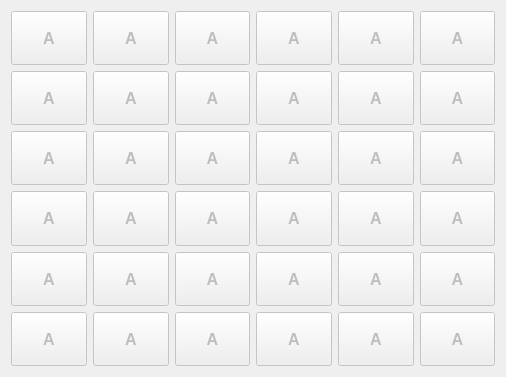
Qt form src/gui/magictable.ui (sigidagi/chimpanse) before a commit.
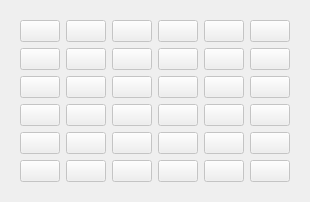
The same form after that commit.

```diff
--- a/src/gui/magictable.ui
+++ b/src/gui/magictable.ui
@@ -2,13 +2,8 @@
 <ui version="4.0">
  <class>MagicTable</class>
  <widget class="QDialog" name="MagicTable">
-  <property name="geometry">
-   <rect>
-    <x>0</x>
-    <y>0</y>
-    <width>506</width>
-    <height>377</height>
-   </rect>
+  <property name="enabled">
+   <bool>false</bool>
   </property>
   <property name="minimumSize">
    <size>
@@ -16,987 +11,493 @@
     <height>200</height>
    </size>
   </property>
+  <property name="maximumSize">
+   <size>
+    <width>800</width>
+    <height>800</height>
+   </size>
+  </property>
   <property name="windowTitle">
    <string>Dialog</string>
   </property>
-  <layout class="QHBoxLayout" name="horizontalLayout">
-   <item>
-    <layout class="QVBoxLayout" name="vertLayout01">
-     <property name="margin">
-      <number>0</number>
-     </property>
-     <item>
-      <widget class="QPushButton" name="field01">
-       <property name="enabled">
-        <bool>false</bool>
-       </property>
-       <property name="sizePolicy">
-        <sizepolicy hsizetype="Minimum" vsizetype="Preferred">
-         <horstretch>0</horstretch>
-         <verstretch>0</verstretch>
-        </sizepolicy>
-       </property>
-       <property name="font">
-        <font>
-         <pointsize>12</pointsize>
-         <weight>75</weight>
-         <bold>true</bold>
-        </font>
-       </property>
-       <property name="text">
-        <string>A</string>
-       </property>
-       <property name="flat">
-        <bool>false</bool>
-       </property>
-      </widget>
-     </item>
-     <item>
-      <widget class="QPushButton" name="field02">
-       <property name="enabled">
-        <bool>false</bool>
-       </property>
-       <property name="sizePolicy">
-        <sizepolicy hsizetype="Minimum" vsizetype="Preferred">
-         <horstretch>0</horstretch>
-         <verstretch>0</verstretch>
-        </sizepolicy>
-       </property>
-       <property name="font">
-        <font>
-         <pointsize>12</pointsize>
-         <weight>75</weight>
-         <bold>true</bold>
-        </font>
-       </property>
-       <property name="text">
-        <string>A</string>
-       </property>
-       <property name="flat">
-        <bool>false</bool>
-       </property>
-      </widget>
-     </item>
-     <item>
-      <widget class="QPushButton" name="field03">
-       <property name="enabled">
-        <bool>false</bool>
-       </property>
-       <property name="sizePolicy">
-        <sizepolicy hsizetype="Minimum" vsizetype="Preferred">
-         <horstretch>0</horstretch>
-         <verstretch>0</verstretch>
-        </sizepolicy>
-       </property>
-       <property name="font">
-        <font>
-         <pointsize>12</pointsize>
-         <weight>75</weight>
-         <bold>true</bold>
-        </font>
-       </property>
-       <property name="text">
-        <string>A</string>
-       </property>
-       <property name="flat">
-        <bool>false</bool>
-       </property>
-      </widget>
-     </item>
-     <item>
-      <widget class="QPushButton" name="field04">
-       <property name="enabled">
-        <bool>false</bool>
-       </property>
-       <property name="sizePolicy">
-        <sizepolicy hsizetype="Minimum" vsizetype="Preferred">
-         <horstretch>0</horstretch>
-         <verstretch>0</verstretch>
-        </sizepolicy>
-       </property>
-       <property name="font">
-        <font>
-         <pointsize>12</pointsize>
-         <weight>75</weight>
-         <bold>true</bold>
-        </font>
-       </property>
-       <property name="text">
-        <string>A</string>
-       </property>
-       <property name="flat">
-        <bool>false</bool>
-       </property>
-      </widget>
-     </item>
-     <item>
-      <widget class="QPushButton" name="field05">
-       <property name="enabled">
-        <bool>false</bool>
-       </property>
-       <property name="sizePolicy">
-        <sizepolicy hsizetype="Minimum" vsizetype="Preferred">
-         <horstretch>0</horstretch>
-         <verstretch>0</verstretch>
-        </sizepolicy>
-       </property>
-       <property name="font">
-        <font>
-         <pointsize>12</pointsize>
-         <weight>75</weight>
-         <bold>true</bold>
-        </font>
-       </property>
-       <property name="text">
-        <string>A</string>
-       </property>
-       <property name="flat">
-        <bool>false</bool>
-       </property>
-      </widget>
-     </item>
-     <item>
-      <widget class="QPushButton" name="field06">
-       <property name="enabled">
-        <bool>false</bool>
-       </property>
-       <property name="sizePolicy">
-        <sizepolicy hsizetype="Minimum" vsizetype="Preferred">
-         <horstretch>0</horstretch>
-         <verstretch>0</verstretch>
-        </sizepolicy>
-       </property>
-       <property name="font">
-        <font>
-         <pointsize>12</pointsize>
-         <weight>75</weight>
-         <bold>true</bold>
-        </font>
-       </property>
-       <property name="text">
-        <string>A</string>
-       </property>
-       <property name="flat">
-        <bool>false</bool>
-       </property>
-      </widget>
-     </item>
-    </layout>
-   </item>
-   <item>
-    <layout class="QVBoxLayout" name="vertLayout02">
-     <item>
-      <widget class="QPushButton" name="field07">
-       <property name="enabled">
-        <bool>false</bool>
-       </property>
-       <property name="sizePolicy">
-        <sizepolicy hsizetype="Minimum" vsizetype="Preferred">
-         <horstretch>0</horstretch>
-         <verstretch>0</verstretch>
-        </sizepolicy>
-       </property>
-       <property name="font">
-        <font>
-         <pointsize>12</pointsize>
-         <weight>75</weight>
-         <bold>true</bold>
-        </font>
-       </property>
-       <property name="text">
-        <string>A</string>
-       </property>
-       <property name="flat">
-        <bool>false</bool>
-       </property>
-      </widget>
-     </item>
-     <item>
-      <widget class="QPushButton" name="field08">
-       <property name="enabled">
-        <bool>false</bool>
-       </property>
-       <property name="sizePolicy">
-        <sizepolicy hsizetype="Minimum" vsizetype="Preferred">
-         <horstretch>0</horstretch>
-         <verstretch>0</verstretch>
-        </sizepolicy>
-       </property>
-       <property name="font">
-        <font>
-         <pointsize>12</pointsize>
-         <weight>75</weight>
-         <bold>true</bold>
-        </font>
-       </property>
-       <property name="text">
-        <string>A</string>
-       </property>
-       <property name="flat">
-        <bool>false</bool>
-       </property>
-      </widget>
-     </item>
-     <item>
-      <widget class="QPushButton" name="field09">
-       <property name="enabled">
-        <bool>false</bool>
-       </property>
-       <property name="sizePolicy">
-        <sizepolicy hsizetype="Minimum" vsizetype="Preferred">
-         <horstretch>0</horstretch>
-         <verstretch>0</verstretch>
-        </sizepolicy>
-       </property>
-       <property name="font">
-        <font>
-         <pointsize>12</pointsize>
-         <weight>75</weight>
-         <bold>true</bold>
-        </font>
-       </property>
-       <property name="text">
-        <string>A</string>
-       </property>
-       <property name="flat">
-        <bool>false</bool>
-       </property>
-      </widget>
-     </item>
-     <item>
-      <widget class="QPushButton" name="field10">
-       <property name="enabled">
-        <bool>false</bool>
-       </property>
-       <property name="sizePolicy">
-        <sizepolicy hsizetype="Minimum" vsizetype="Preferred">
-         <horstretch>0</horstretch>
-         <verstretch>0</verstretch>
-        </sizepolicy>
-       </property>
-       <property name="font">
-        <font>
-         <pointsize>12</pointsize>
-         <weight>75</weight>
-         <bold>true</bold>
-        </font>
-       </property>
-       <property name="text">
-        <string>A</string>
-       </property>
-       <property name="flat">
-        <bool>false</bool>
-       </property>
-      </widget>
-     </item>
-     <item>
-      <widget class="QPushButton" name="field11">
-       <property name="enabled">
-        <bool>false</bool>
-       </property>
-       <property name="sizePolicy">
-        <sizepolicy hsizetype="Minimum" vsizetype="Preferred">
-         <horstretch>0</horstretch>
-         <verstretch>0</verstretch>
-        </sizepolicy>
-       </property>
-       <property name="font">
-        <font>
-         <pointsize>12</pointsize>
-         <weight>75</weight>
-         <bold>true</bold>
-        </font>
-       </property>
-       <property name="text">
-        <string>A</string>
-       </property>
-       <property name="flat">
-        <bool>false</bool>
-       </property>
-      </widget>
-     </item>
-     <item>
-      <widget class="QPushButton" name="field12">
-       <property name="enabled">
-        <bool>false</bool>
-       </property>
-       <property name="sizePolicy">
-        <sizepolicy hsizetype="Minimum" vsizetype="Preferred">
-         <horstretch>0</horstretch>
-         <verstretch>0</verstretch>
-        </sizepolicy>
-       </property>
-       <property name="font">
-        <font>
-         <pointsize>12</pointsize>
-         <weight>75</weight>
-         <bold>true</bold>
-        </font>
-       </property>
-       <property name="text">
-        <string>A</string>
-       </property>
-       <property name="flat">
-        <bool>false</bool>
-       </property>
-      </widget>
-     </item>
-    </layout>
-   </item>
-   <item>
-    <layout class="QVBoxLayout" name="vertLayout03">
-     <item>
-      <widget class="QPushButton" name="field13">
-       <property name="enabled">
-        <bool>false</bool>
-       </property>
-       <property name="sizePolicy">
-        <sizepolicy hsizetype="Minimum" vsizetype="Preferred">
-         <horstretch>0</horstretch>
-         <verstretch>0</verstretch>
-        </sizepolicy>
-       </property>
-       <property name="font">
-        <font>
-         <pointsize>12</pointsize>
-         <weight>75</weight>
-         <bold>true</bold>
-        </font>
-       </property>
-       <property name="text">
-        <string>A</string>
-       </property>
-       <property name="flat">
-        <bool>false</bool>
-       </property>
-      </widget>
-     </item>
-     <item>
-      <widget class="QPushButton" name="field14">
-       <property name="enabled">
-        <bool>false</bool>
-       </property>
-       <property name="sizePolicy">
-        <sizepolicy hsizetype="Minimum" vsizetype="Preferred">
-         <horstretch>0</horstretch>
-         <verstretch>0</verstretch>
-        </sizepolicy>
-       </property>
-       <property name="font">
-        <font>
-         <pointsize>12</pointsize>
-         <weight>75</weight>
-         <bold>true</bold>
-        </font>
-       </property>
-       <property name="text">
-        <string>A</string>
-       </property>
-       <property name="flat">
-        <bool>false</bool>
-       </property>
-      </widget>
-     </item>
-     <item>
-      <widget class="QPushButton" name="field15">
-       <property name="enabled">
-        <bool>false</bool>
-       </property>
-       <property name="sizePolicy">
-        <sizepolicy hsizetype="Minimum" vsizetype="Preferred">
-         <horstretch>0</horstretch>
-         <verstretch>0</verstretch>
-        </sizepolicy>
-       </property>
-       <property name="font">
-        <font>
-         <pointsize>12</pointsize>
-         <weight>75</weight>
-         <bold>true</bold>
-        </font>
-       </property>
-       <property name="text">
-        <string>A</string>
-       </property>
-       <property name="flat">
-        <bool>false</bool>
-       </property>
-      </widget>
-     </item>
-     <item>
-      <widget class="QPushButton" name="field16">
-       <property name="enabled">
-        <bool>false</bool>
-       </property>
-       <property name="sizePolicy">
-        <sizepolicy hsizetype="Minimum" vsizetype="Preferred">
-         <horstretch>0</horstretch>
-         <verstretch>0</verstretch>
-        </sizepolicy>
-       </property>
-       <property name="font">
-        <font>
-         <pointsize>12</pointsize>
-         <weight>75</weight>
-         <bold>true</bold>
-        </font>
-       </property>
-       <property name="text">
-        <string>A</string>
-       </property>
-       <property name="flat">
-        <bool>false</bool>
-       </property>
-      </widget>
-     </item>
-     <item>
-      <widget class="QPushButton" name="field17">
-       <property name="enabled">
-        <bool>false</bool>
-       </property>
-       <property name="sizePolicy">
-        <sizepolicy hsizetype="Minimum" vsizetype="Preferred">
-         <horstretch>0</horstretch>
-         <verstretch>0</verstretch>
-        </sizepolicy>
-       </property>
-       <property name="font">
-        <font>
-         <pointsize>12</pointsize>
-         <weight>75</weight>
-         <bold>true</bold>
-        </font>
-       </property>
-       <property name="text">
-        <string>A</string>
-       </property>
-       <property name="flat">
-        <bool>false</bool>
-       </property>
-      </widget>
-     </item>
-     <item>
-      <widget class="QPushButton" name="field18">
-       <property name="enabled">
-        <bool>false</bool>
-       </property>
-       <property name="sizePolicy">
-        <sizepolicy hsizetype="Minimum" vsizetype="Preferred">
-         <horstretch>0</horstretch>
-         <verstretch>0</verstretch>
-        </sizepolicy>
-       </property>
-       <property name="font">
-        <font>
-         <pointsize>12</pointsize>
-         <weight>75</weight>
-         <bold>true</bold>
-        </font>
-       </property>
-       <property name="text">
-        <string>A</string>
-       </property>
-       <property name="flat">
-        <bool>false</bool>
-       </property>
-      </widget>
-     </item>
-    </layout>
-   </item>
-   <item>
-    <layout class="QVBoxLayout" name="vertLayout04">
-     <item>
-      <widget class="QPushButton" name="field19">
-       <property name="enabled">
-        <bool>false</bool>
-       </property>
-       <property name="sizePolicy">
-        <sizepolicy hsizetype="Minimum" vsizetype="Preferred">
-         <horstretch>0</horstretch>
-         <verstretch>0</verstretch>
-        </sizepolicy>
-       </property>
-       <property name="font">
-        <font>
-         <pointsize>12</pointsize>
-         <weight>75</weight>
-         <bold>true</bold>
-        </font>
-       </property>
-       <property name="text">
-        <string>A</string>
-       </property>
-       <property name="flat">
-        <bool>false</bool>
-       </property>
-      </widget>
-     </item>
-     <item>
-      <widget class="QPushButton" name="field20">
-       <property name="enabled">
-        <bool>false</bool>
-       </property>
-       <property name="sizePolicy">
-        <sizepolicy hsizetype="Minimum" vsizetype="Preferred">
-         <horstretch>0</horstretch>
-         <verstretch>0</verstretch>
-        </sizepolicy>
-       </property>
-       <property name="font">
-        <font>
-         <pointsize>12</pointsize>
-         <weight>75</weight>
-         <bold>true</bold>
-        </font>
-       </property>
-       <property name="text">
-        <string>A</string>
-       </property>
-       <property name="flat">
-        <bool>false</bool>
-       </property>
-      </widget>
-     </item>
-     <item>
-      <widget class="QPushButton" name="field21">
-       <property name="enabled">
-        <bool>false</bool>
-       </property>
-       <property name="sizePolicy">
-        <sizepolicy hsizetype="Minimum" vsizetype="Preferred">
-         <horstretch>0</horstretch>
-         <verstretch>0</verstretch>
-        </sizepolicy>
-       </property>
-       <property name="font">
-        <font>
-         <pointsize>12</pointsize>
-         <weight>75</weight>
-         <bold>true</bold>
-        </font>
-       </property>
-       <property name="text">
-        <string>A</string>
-       </property>
-       <property name="flat">
-        <bool>false</bool>
-       </property>
-      </widget>
-     </item>
-     <item>
-      <widget class="QPushButton" name="field22">
-       <property name="enabled">
-        <bool>false</bool>
-       </property>
-       <property name="sizePolicy">
-        <sizepolicy hsizetype="Minimum" vsizetype="Preferred">
-         <horstretch>0</horstretch>
-         <verstretch>0</verstretch>
-        </sizepolicy>
-       </property>
-       <property name="font">
-        <font>
-         <pointsize>12</pointsize>
-         <weight>75</weight>
-         <bold>true</bold>
-        </font>
-       </property>
-       <property name="text">
-        <string>A</string>
-       </property>
-       <property name="flat">
-        <bool>false</bool>
-       </property>
-      </widget>
-     </item>
-     <item>
-      <widget class="QPushButton" name="field23">
-       <property name="enabled">
-        <bool>false</bool>
-       </property>
-       <property name="sizePolicy">
-        <sizepolicy hsizetype="Minimum" vsizetype="Preferred">
-         <horstretch>0</horstretch>
-         <verstretch>0</verstretch>
-        </sizepolicy>
-       </property>
-       <property name="font">
-        <font>
-         <pointsize>12</pointsize>
-         <weight>75</weight>
-         <bold>true</bold>
-        </font>
-       </property>
-       <property name="text">
-        <string>A</string>
-       </property>
-       <property name="flat">
-        <bool>false</bool>
-       </property>
-      </widget>
-     </item>
-     <item>
-      <widget class="QPushButton" name="field24">
-       <property name="enabled">
-        <bool>false</bool>
-       </property>
-       <property name="sizePolicy">
-        <sizepolicy hsizetype="Minimum" vsizetype="Preferred">
-         <horstretch>0</horstretch>
-         <verstretch>0</verstretch>
-        </sizepolicy>
-       </property>
-       <property name="font">
-        <font>
-         <pointsize>12</pointsize>
-         <weight>75</weight>
-         <bold>true</bold>
-        </font>
-       </property>
-       <property name="text">
-        <string>A</string>
-       </property>
-       <property name="flat">
-        <bool>false</bool>
-       </property>
-      </widget>
-     </item>
-    </layout>
-   </item>
-   <item>
-    <layout class="QVBoxLayout" name="vertLayout05">
-     <item>
-      <widget class="QPushButton" name="field25">
-       <property name="enabled">
-        <bool>false</bool>
-       </property>
-       <property name="sizePolicy">
-        <sizepolicy hsizetype="Minimum" vsizetype="Preferred">
-         <horstretch>10</horstretch>
-         <verstretch>0</verstretch>
-        </sizepolicy>
-       </property>
-       <property name="minimumSize">
-        <size>
-         <width>20</width>
-         <height>20</height>
-        </size>
-       </property>
-       <property name="font">
-        <font>
-         <pointsize>12</pointsize>
-         <weight>75</weight>
-         <bold>true</bold>
-        </font>
-       </property>
-       <property name="cursor">
-        <cursorShape>ArrowCursor</cursorShape>
-       </property>
-       <property name="text">
-        <string>A</string>
-       </property>
-       <property name="flat">
-        <bool>false</bool>
-       </property>
-      </widget>
-     </item>
-     <item>
-      <widget class="QPushButton" name="field26">
-       <property name="enabled">
-        <bool>false</bool>
-       </property>
-       <property name="sizePolicy">
-        <sizepolicy hsizetype="Minimum" vsizetype="Preferred">
-         <horstretch>0</horstretch>
-         <verstretch>0</verstretch>
-        </sizepolicy>
-       </property>
-       <property name="font">
-        <font>
-         <pointsize>12</pointsize>
-         <weight>75</weight>
-         <bold>true</bold>
-        </font>
-       </property>
-       <property name="text">
-        <string>A</string>
-       </property>
-       <property name="flat">
-        <bool>false</bool>
-       </property>
-      </widget>
-     </item>
-     <item>
-      <widget class="QPushButton" name="field27">
-       <property name="enabled">
-        <bool>false</bool>
-       </property>
-       <property name="sizePolicy">
-        <sizepolicy hsizetype="Minimum" vsizetype="Preferred">
-         <horstretch>0</horstretch>
-         <verstretch>0</verstretch>
-        </sizepolicy>
-       </property>
-       <property name="font">
-        <font>
-         <pointsize>12</pointsize>
-         <weight>75</weight>
-         <bold>true</bold>
-        </font>
-       </property>
-       <property name="text">
-        <string>A</string>
-       </property>
-       <property name="autoDefault">
-        <bool>false</bool>
-       </property>
-       <property name="flat">
-        <bool>false</bool>
-       </property>
-      </widget>
-     </item>
-     <item>
-      <widget class="QPushButton" name="field28">
-       <property name="enabled">
-        <bool>false</bool>
-       </property>
-       <property name="sizePolicy">
-        <sizepolicy hsizetype="Minimum" vsizetype="Preferred">
-         <horstretch>0</horstretch>
-         <verstretch>0</verstretch>
-        </sizepolicy>
-       </property>
-       <property name="font">
-        <font>
-         <pointsize>12</pointsize>
-         <weight>75</weight>
-         <bold>true</bold>
-        </font>
-       </property>
-       <property name="text">
-        <string>A</string>
-       </property>
-       <property name="flat">
-        <bool>false</bool>
-       </property>
-      </widget>
-     </item>
-     <item>
-      <widget class="QPushButton" name="field29">
-       <property name="enabled">
-        <bool>false</bool>
-       </property>
-       <property name="sizePolicy">
-        <sizepolicy hsizetype="Minimum" vsizetype="Preferred">
-         <horstretch>0</horstretch>
-         <verstretch>0</verstretch>
-        </sizepolicy>
-       </property>
-       <property name="font">
-        <font>
-         <pointsize>12</pointsize>
-         <weight>75</weight>
-         <bold>true</bold>
-        </font>
-       </property>
-       <property name="text">
-        <string>A</string>
-       </property>
-       <property name="flat">
-        <bool>false</bool>
-       </property>
-      </widget>
-     </item>
-     <item>
-      <widget class="QPushButton" name="field30">
-       <property name="enabled">
-        <bool>false</bool>
-       </property>
-       <property name="sizePolicy">
-        <sizepolicy hsizetype="Minimum" vsizetype="Preferred">
-         <horstretch>0</horstretch>
-         <verstretch>0</verstretch>
-        </sizepolicy>
-       </property>
-       <property name="font">
-        <font>
-         <pointsize>12</pointsize>
-         <weight>75</weight>
-         <bold>true</bold>
-        </font>
-       </property>
-       <property name="text">
-        <string>A</string>
-       </property>
-       <property name="flat">
-        <bool>false</bool>
-       </property>
-      </widget>
-     </item>
-    </layout>
-   </item>
-   <item>
-    <layout class="QVBoxLayout" name="vertLayout06">
-     <item>
-      <widget class="QPushButton" name="field31">
-       <property name="enabled">
-        <bool>false</bool>
-       </property>
-       <property name="sizePolicy">
-        <sizepolicy hsizetype="Minimum" vsizetype="Preferred">
-         <horstretch>0</horstretch>
-         <verstretch>0</verstretch>
-        </sizepolicy>
-       </property>
-       <property name="font">
-        <font>
-         <pointsize>12</pointsize>
-         <weight>75</weight>
-         <bold>true</bold>
-        </font>
-       </property>
-       <property name="text">
-        <string>A</string>
-       </property>
-       <property name="flat">
-        <bool>false</bool>
-       </property>
-      </widget>
-     </item>
-     <item>
-      <widget class="QPushButton" name="field32">
-       <property name="enabled">
-        <bool>false</bool>
-       </property>
-       <property name="sizePolicy">
-        <sizepolicy hsizetype="Minimum" vsizetype="Preferred">
-         <horstretch>0</horstretch>
-         <verstretch>0</verstretch>
-        </sizepolicy>
-       </property>
-       <property name="font">
-        <font>
-         <pointsize>12</pointsize>
-         <weight>75</weight>
-         <bold>true</bold>
-        </font>
-       </property>
-       <property name="text">
-        <string>A</string>
-       </property>
-       <property name="flat">
-        <bool>false</bool>
-       </property>
-      </widget>
-     </item>
-     <item>
-      <widget class="QPushButton" name="field33">
-       <property name="enabled">
-        <bool>false</bool>
-       </property>
-       <property name="sizePolicy">
-        <sizepolicy hsizetype="Minimum" vsizetype="Preferred">
-         <horstretch>0</horstretch>
-         <verstretch>0</verstretch>
-        </sizepolicy>
-       </property>
-       <property name="font">
-        <font>
-         <pointsize>12</pointsize>
-         <weight>75</weight>
-         <bold>true</bold>
-        </font>
-       </property>
-       <property name="autoFillBackground">
-        <bool>false</bool>
-       </property>
-       <property name="text">
-        <string>A</string>
-       </property>
-       <property name="flat">
-        <bool>false</bool>
-       </property>
-      </widget>
-     </item>
-     <item>
-      <widget class="QPushButton" name="field34">
-       <property name="enabled">
-        <bool>false</bool>
-       </property>
-       <property name="sizePolicy">
-        <sizepolicy hsizetype="Minimum" vsizetype="Preferred">
-         <horstretch>0</horstretch>
-         <verstretch>0</verstretch>
-        </sizepolicy>
-       </property>
-       <property name="font">
-        <font>
-         <pointsize>12</pointsize>
-         <weight>75</weight>
-         <bold>true</bold>
-        </font>
-       </property>
-       <property name="text">
-        <string>A</string>
-       </property>
-       <property name="flat">
-        <bool>false</bool>
-       </property>
-      </widget>
-     </item>
-     <item>
-      <widget class="QPushButton" name="field35">
-       <property name="enabled">
-        <bool>false</bool>
-       </property>
-       <property name="sizePolicy">
-        <sizepolicy hsizetype="Minimum" vsizetype="Preferred">
-         <horstretch>0</horstretch>
-         <verstretch>0</verstretch>
-        </sizepolicy>
-       </property>
-       <property name="font">
-        <font>
-         <pointsize>12</pointsize>
-         <weight>75</weight>
-         <bold>true</bold>
-        </font>
-       </property>
-       <property name="text">
-        <string>A</string>
-       </property>
-       <property name="flat">
-        <bool>false</bool>
-       </property>
-      </widget>
-     </item>
-     <item>
-      <widget class="QPushButton" name="field36">
-       <property name="enabled">
-        <bool>false</bool>
-       </property>
-       <property name="sizePolicy">
-        <sizepolicy hsizetype="Minimum" vsizetype="Preferred">
-         <horstretch>0</horstretch>
-         <verstretch>0</verstretch>
-        </sizepolicy>
-       </property>
-       <property name="font">
-        <font>
-         <pointsize>12</pointsize>
-         <weight>75</weight>
-         <bold>true</bold>
-        </font>
-       </property>
-       <property name="text">
-        <string>A</string>
-       </property>
-       <property name="flat">
-        <bool>false</bool>
-       </property>
-      </widget>
-     </item>
-    </layout>
+  <layout class="QGridLayout" name="gridLayout_2">
+   <item row="0" column="0">
+    <widget class="QWidget" name="container" native="true">
+     <layout class="QGridLayout" name="gridLayout">
+      <item row="0" column="0">
+       <layout class="QGridLayout" name="layout">
+        <item row="2" column="5">
+         <widget class="QPushButton" name="field33">
+          <property name="sizePolicy">
+           <sizepolicy hsizetype="Preferred" vsizetype="Preferred">
+            <horstretch>0</horstretch>
+            <verstretch>0</verstretch>
+           </sizepolicy>
+          </property>
+          <property name="text">
+           <string/>
+          </property>
+         </widget>
+        </item>
+        <item row="4" column="5">
+         <widget class="QPushButton" name="field35">
+          <property name="sizePolicy">
+           <sizepolicy hsizetype="Preferred" vsizetype="Preferred">
+            <horstretch>0</horstretch>
+            <verstretch>0</verstretch>
+           </sizepolicy>
+          </property>
+          <property name="text">
+           <string/>
+          </property>
+         </widget>
+        </item>
+        <item row="3" column="5">
+         <widget class="QPushButton" name="field34">
+          <property name="sizePolicy">
+           <sizepolicy hsizetype="Preferred" vsizetype="Preferred">
+            <horstretch>0</horstretch>
+            <verstretch>0</verstretch>
+           </sizepolicy>
+          </property>
+          <property name="text">
+           <string/>
+          </property>
+         </widget>
+        </item>
+        <item row="1" column="5">
+         <widget class="QPushButton" name="field32">
+          <property name="sizePolicy">
+           <sizepolicy hsizetype="Preferred" vsizetype="Preferred">
+            <horstretch>0</horstretch>
+            <verstretch>0</verstretch>
+           </sizepolicy>
+          </property>
+          <property name="text">
+           <string/>
+          </property>
+         </widget>
+        </item>
+        <item row="0" column="5">
+         <widget class="QPushButton" name="field31">
+          <property name="sizePolicy">
+           <sizepolicy hsizetype="Preferred" vsizetype="Preferred">
+            <horstretch>0</horstretch>
+            <verstretch>0</verstretch>
+           </sizepolicy>
+          </property>
+          <property name="text">
+           <string/>
+          </property>
+         </widget>
+        </item>
+        <item row="0" column="4">
+         <widget class="QPushButton" name="field25">
+          <property name="sizePolicy">
+           <sizepolicy hsizetype="Preferred" vsizetype="Preferred">
+            <horstretch>0</horstretch>
+            <verstretch>0</verstretch>
+           </sizepolicy>
+          </property>
+          <property name="text">
+           <string/>
+          </property>
+         </widget>
+        </item>
+        <item row="1" column="4">
+         <widget class="QPushButton" name="field26">
+          <property name="sizePolicy">
+           <sizepolicy hsizetype="Preferred" vsizetype="Preferred">
+            <horstretch>0</horstretch>
+            <verstretch>0</verstretch>
+           </sizepolicy>
+          </property>
+          <property name="text">
+           <string/>
+          </property>
+         </widget>
+        </item>
+        <item row="2" column="4">
+         <widget class="QPushButton" name="field27">
+          <property name="sizePolicy">
+           <sizepolicy hsizetype="Preferred" vsizetype="Preferred">
+            <horstretch>0</horstretch>
+            <verstretch>0</verstretch>
+           </sizepolicy>
+          </property>
+          <property name="text">
+           <string/>
+          </property>
+         </widget>
+        </item>
+        <item row="3" column="4">
+         <widget class="QPushButton" name="field28">
+          <property name="sizePolicy">
+           <sizepolicy hsizetype="Preferred" vsizetype="Preferred">
+            <horstretch>0</horstretch>
+            <verstretch>0</verstretch>
+           </sizepolicy>
+          </property>
+          <property name="text">
+           <string/>
+          </property>
+         </widget>
+        </item>
+        <item row="4" column="4">
+         <widget class="QPushButton" name="field29">
+          <property name="sizePolicy">
+           <sizepolicy hsizetype="Preferred" vsizetype="Preferred">
+            <horstretch>0</horstretch>
+            <verstretch>0</verstretch>
+           </sizepolicy>
+          </property>
+          <property name="text">
+           <string/>
+          </property>
+         </widget>
+        </item>
+        <item row="5" column="5">
+         <widget class="QPushButton" name="field36">
+          <property name="sizePolicy">
+           <sizepolicy hsizetype="Preferred" vsizetype="Preferred">
+            <horstretch>0</horstretch>
+            <verstretch>0</verstretch>
+           </sizepolicy>
+          </property>
+          <property name="text">
+           <string/>
+          </property>
+         </widget>
+        </item>
+        <item row="5" column="4">
+         <widget class="QPushButton" name="field30">
+          <property name="sizePolicy">
+           <sizepolicy hsizetype="Preferred" vsizetype="Preferred">
+            <horstretch>0</horstretch>
+            <verstretch>0</verstretch>
+           </sizepolicy>
+          </property>
+          <property name="text">
+           <string/>
+          </property>
+         </widget>
+        </item>
+        <item row="0" column="3">
+         <widget class="QPushButton" name="field19">
+          <property name="sizePolicy">
+           <sizepolicy hsizetype="Preferred" vsizetype="Preferred">
+            <horstretch>0</horstretch>
+            <verstretch>0</verstretch>
+           </sizepolicy>
+          </property>
+          <property name="text">
+           <string/>
+          </property>
+         </widget>
+        </item>
+        <item row="1" column="3">
+         <widget class="QPushButton" name="field20">
+          <property name="sizePolicy">
+           <sizepolicy hsizetype="Preferred" vsizetype="Preferred">
+            <horstretch>0</horstretch>
+            <verstretch>0</verstretch>
+           </sizepolicy>
+          </property>
+          <property name="text">
+           <string/>
+          </property>
+         </widget>
+        </item>
+        <item row="2" column="3">
+         <widget class="QPushButton" name="field21">
+          <property name="sizePolicy">
+           <sizepolicy hsizetype="Preferred" vsizetype="Preferred">
+            <horstretch>0</horstretch>
+            <verstretch>0</verstretch>
+           </sizepolicy>
+          </property>
+          <property name="text">
+           <string/>
+          </property>
+         </widget>
+        </item>
+        <item row="3" column="3">
+         <widget class="QPushButton" name="field22">
+          <property name="sizePolicy">
+           <sizepolicy hsizetype="Preferred" vsizetype="Preferred">
+            <horstretch>0</horstretch>
+            <verstretch>0</verstretch>
+           </sizepolicy>
+          </property>
+          <property name="text">
+           <string/>
+          </property>
+         </widget>
+        </item>
+        <item row="4" column="3">
+         <widget class="QPushButton" name="field23">
+          <property name="sizePolicy">
+           <sizepolicy hsizetype="Preferred" vsizetype="Preferred">
+            <horstretch>0</horstretch>
+            <verstretch>0</verstretch>
+           </sizepolicy>
+          </property>
+          <property name="text">
+           <string/>
+          </property>
+         </widget>
+        </item>
+        <item row="5" column="3">
+         <widget class="QPushButton" name="field24">
+          <property name="sizePolicy">
+           <sizepolicy hsizetype="Preferred" vsizetype="Preferred">
+            <horstretch>0</horstretch>
+            <verstretch>0</verstretch>
+           </sizepolicy>
+          </property>
+          <property name="text">
+           <string/>
+          </property>
+         </widget>
+        </item>
+        <item row="0" column="2">
+         <widget class="QPushButton" name="field13">
+          <property name="sizePolicy">
+           <sizepolicy hsizetype="Preferred" vsizetype="Preferred">
+            <horstretch>0</horstretch>
+            <verstretch>0</verstretch>
+           </sizepolicy>
+          </property>
+          <property name="text">
+           <string/>
+          </property>
+         </widget>
+        </item>
+        <item row="1" column="2">
+         <widget class="QPushButton" name="field14">
+          <property name="sizePolicy">
+           <sizepolicy hsizetype="Preferred" vsizetype="Preferred">
+            <horstretch>0</horstretch>
+            <verstretch>0</verstretch>
+           </sizepolicy>
+          </property>
+          <property name="text">
+           <string/>
+          </property>
+         </widget>
+        </item>
+        <item row="2" column="2">
+         <widget class="QPushButton" name="field15">
+          <property name="sizePolicy">
+           <sizepolicy hsizetype="Preferred" vsizetype="Preferred">
+            <horstretch>0</horstretch>
+            <verstretch>0</verstretch>
+           </sizepolicy>
+          </property>
+          <property name="text">
+           <string/>
+          </property>
+         </widget>
+        </item>
+        <item row="3" column="2">
+         <widget class="QPushButton" name="field16">
+          <property name="sizePolicy">
+           <sizepolicy hsizetype="Preferred" vsizetype="Preferred">
+            <horstretch>0</horstretch>
+            <verstretch>0</verstretch>
+           </sizepolicy>
+          </property>
+          <property name="text">
+           <string/>
+          </property>
+         </widget>
+        </item>
+        <item row="4" column="2">
+         <widget class="QPushButton" name="field17">
+          <property name="sizePolicy">
+           <sizepolicy hsizetype="Preferred" vsizetype="Preferred">
+            <horstretch>0</horstretch>
+            <verstretch>0</verstretch>
+           </sizepolicy>
+          </property>
+          <property name="text">
+           <string/>
+          </property>
+         </widget>
+        </item>
+        <item row="5" column="2">
+         <widget class="QPushButton" name="field18">
+          <property name="sizePolicy">
+           <sizepolicy hsizetype="Preferred" vsizetype="Preferred">
+            <horstretch>0</horstretch>
+            <verstretch>0</verstretch>
+           </sizepolicy>
+          </property>
+          <property name="text">
+           <string/>
+          </property>
+         </widget>
+        </item>
+        <item row="0" column="1">
+         <widget class="QPushButton" name="field07">
+          <property name="sizePolicy">
+           <sizepolicy hsizetype="Preferred" vsizetype="Preferred">
+            <horstretch>0</horstretch>
+            <verstretch>0</verstretch>
+           </sizepolicy>
+          </property>
+          <property name="text">
+           <string/>
+          </property>
+         </widget>
+        </item>
+        <item row="1" column="1">
+         <widget class="QPushButton" name="field08">
+          <property name="sizePolicy">
+           <sizepolicy hsizetype="Preferred" vsizetype="Preferred">
+            <horstretch>0</horstretch>
+            <verstretch>0</verstretch>
+           </sizepolicy>
+          </property>
+          <property name="text">
+           <string/>
+          </property>
+         </widget>
+        </item>
+        <item row="2" column="1">
+         <widget class="QPushButton" name="field09">
+          <property name="sizePolicy">
+           <sizepolicy hsizetype="Preferred" vsizetype="Preferred">
+            <horstretch>0</horstretch>
+            <verstretch>0</verstretch>
+           </sizepolicy>
+          </property>
+          <property name="text">
+           <string/>
+          </property>
+         </widget>
+        </item>
+        <item row="3" column="1">
+         <widget class="QPushButton" name="field10">
+          <property name="sizePolicy">
+           <sizepolicy hsizetype="Preferred" vsizetype="Preferred">
+            <horstretch>0</horstretch>
+            <verstretch>0</verstretch>
+           </sizepolicy>
+          </property>
+          <property name="text">
+           <string/>
+          </property>
+         </widget>
+        </item>
+        <item row="4" column="1">
+         <widget class="QPushButton" name="field11">
+          <property name="sizePolicy">
+           <sizepolicy hsizetype="Preferred" vsizetype="Preferred">
+            <horstretch>0</horstretch>
+            <verstretch>0</verstretch>
+           </sizepolicy>
+          </property>
+          <property name="text">
+           <string/>
+          </property>
+         </widget>
+        </item>
+        <item row="0" column="0">
+         <widget class="QPushButton" name="field01">
+          <property name="sizePolicy">
+           <sizepolicy hsizetype="Preferred" vsizetype="Preferred">
+            <horstretch>0</horstretch>
+            <verstretch>0</verstretch>
+           </sizepolicy>
+          </property>
+          <property name="text">
+           <string/>
+          </property>
+         </widget>
+        </item>
+        <item row="1" column="0">
+         <widget class="QPushButton" name="field02">
+          <property name="sizePolicy">
+           <sizepolicy hsizetype="Preferred" vsizetype="Preferred">
+            <horstretch>0</horstretch>
+            <verstretch>0</verstretch>
+           </sizepolicy>
+          </property>
+          <property name="text">
+           <string/>
+          </property>
+         </widget>
+        </item>
+        <item row="2" column="0">
+         <widget class="QPushButton" name="field03">
+          <property name="sizePolicy">
+           <sizepolicy hsizetype="Preferred" vsizetype="Preferred">
+            <horstretch>0</horstretch>
+            <verstretch>0</verstretch>
+           </sizepolicy>
+          </property>
+          <property name="text">
+           <string/>
+          </property>
+         </widget>
+        </item>
+        <item row="3" column="0">
+         <widget class="QPushButton" name="field04">
+          <property name="sizePolicy">
+           <sizepolicy hsizetype="Preferred" vsizetype="Preferred">
+            <horstretch>0</horstretch>
+            <verstretch>0</verstretch>
+           </sizepolicy>
+          </property>
+          <property name="text">
+           <string/>
+          </property>
+         </widget>
+        </item>
+        <item row="4" column="0">
+         <widget class="QPushButton" name="field05">
+          <property name="sizePolicy">
+           <sizepolicy hsizetype="Preferred" vsizetype="Preferred">
+            <horstretch>0</horstretch>
+            <verstretch>0</verstretch>
+           </sizepolicy>
+          </property>
+          <property name="text">
+           <string/>
+          </property>
+         </widget>
+        </item>
+        <item row="5" column="0">
+         <widget class="QPushButton" name="field06">
+          <property name="sizePolicy">
+           <sizepolicy hsizetype="Preferred" vsizetype="Preferred">
+            <horstretch>0</horstretch>
+            <verstretch>0</verstretch>
+           </sizepolicy>
+          </property>
+          <property name="text">
+           <string/>
+          </property>
+         </widget>
+        </item>
+        <item row="5" column="1">
+         <widget class="QPushButton" name="field12">
+          <property name="sizePolicy">
+           <sizepolicy hsizetype="Preferred" vsizetype="Preferred">
+            <horstretch>0</horstretch>
+            <verstretch>0</verstretch>
+           </sizepolicy>
+          </property>
+          <property name="text">
+           <string/>
+          </property>
+         </widget>
+        </item>
+       </layout>
+      </item>
+     </layout>
+    </widget>
    </item>
   </layout>
  </widget>
```
Left out of the diff: 3 changed lines with no effect on the pictures.
